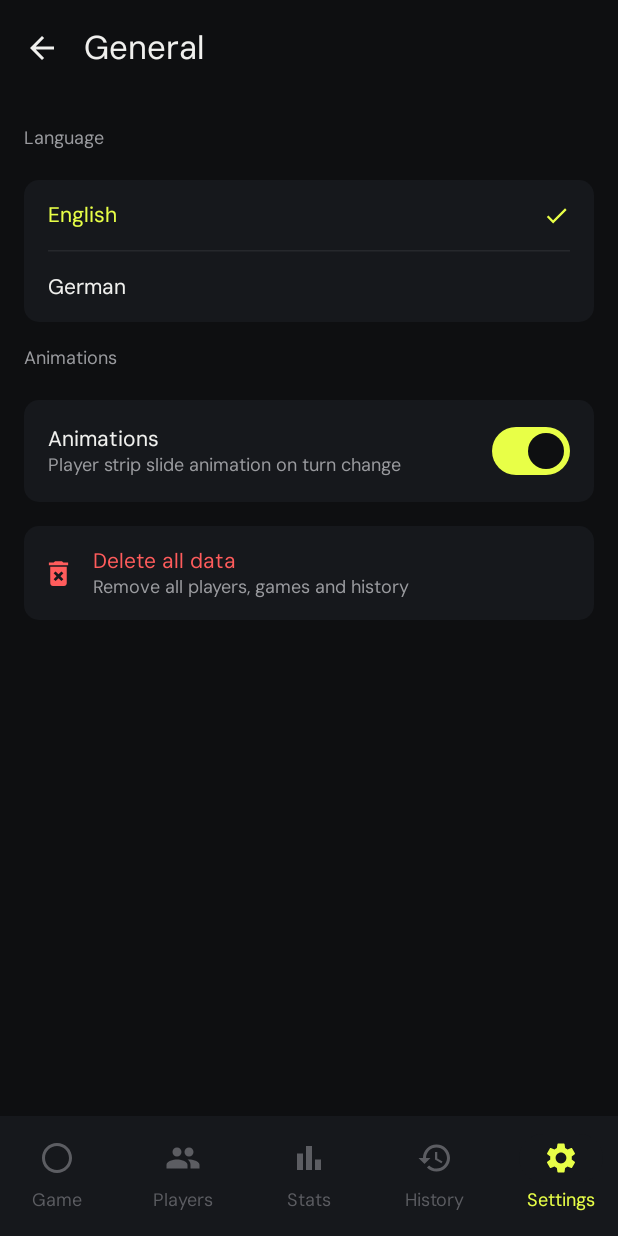
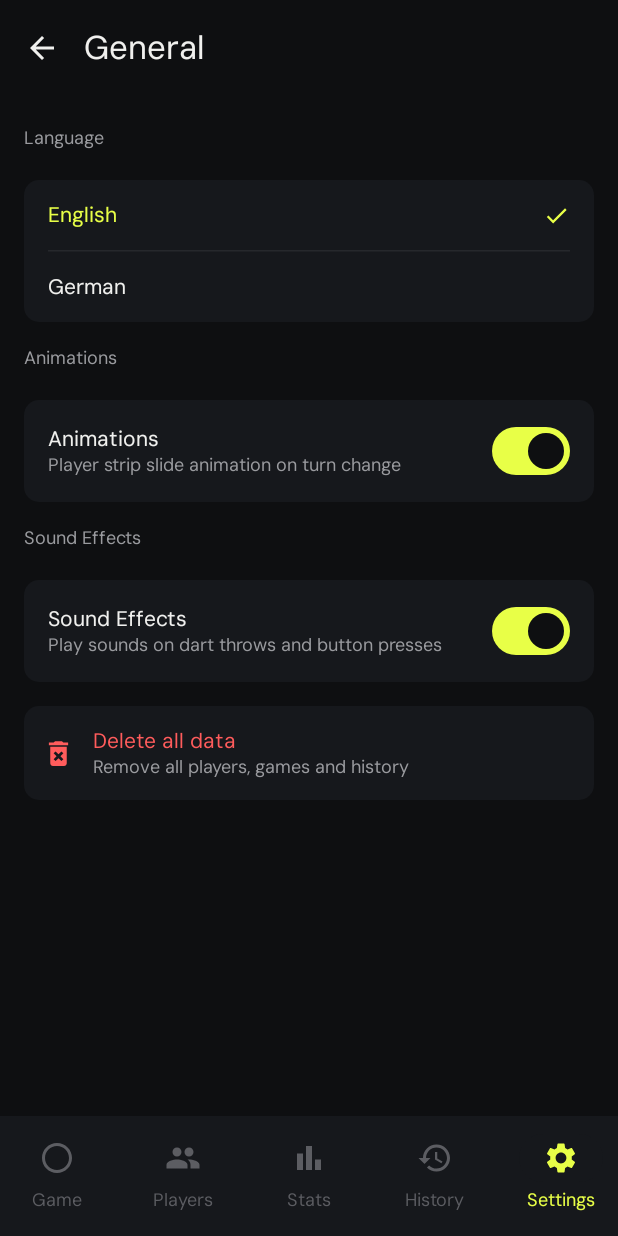
Before and after one commit to Chrausen/androiddartapp, an Android app built with Jetpack Compose: the GeneralSettingsScreen screen opened through its navigation route, on a phone screen of 412 x 824 dp. Run offline under Robolectric (Android 15) with nearby library versions, the phone set to English and light mode, and no system bars; our stand-ins replace Dagger/Hilt's generated code.

Commit message:
Fix throw sound per dart; add sound effects toggle to General Settings
- Play throw sound on every individual dart (recordDart/recordMiss)
  instead of only after a full 3-dart visit. Bust and checkout sounds
  still trigger in resolveVisit() as outcome sounds.
- Add soundEffectsMuted toggle to GeneralSettingsViewModel (loads persisted
  state on init, immediately applies to SoundEffectsService singleton).
- Add Sound Effects switch row to GeneralSettingsScreen (same style as
  Animations toggle).
- Add string resources for EN and DE.

https://claude.ai/code/session_019H5WqERm6Ydm4ajnNtesWD

```diff
--- a/app/src/main/java/com/clubdarts/ui/game/GameViewModel.kt
+++ b/app/src/main/java/com/clubdarts/ui/game/GameViewModel.kt
@@ -253,6 +253,8 @@ class GameViewModel @Inject constructor(
         val newDarts = state.currentDarts + dart
         _uiState.update { it.copy(currentDarts = newDarts, pendingMultiplier = 1) }
 
+        if (!_uiState.value.isSoundEffectsMuted) soundEffectsService.playRandomThrow()
+
         val currentState = _uiState.value
         val currentPlayer = currentState.players.getOrNull(currentState.currentPlayerIndex) ?: return
         val remaining = currentState.remainingFor(currentPlayer.id)
@@ -272,6 +274,7 @@ class GameViewModel @Inject constructor(
         val state = _uiState.value
         val newDarts = state.currentDarts + dart
         _uiState.update { it.copy(currentDarts = newDarts, pendingMultiplier = 1) }
+        if (!_uiState.value.isSoundEffectsMuted) soundEffectsService.playRandomThrow()
         if (_uiState.value.currentDarts.size >= 3) {
             resolveVisit()
         } else {
@@ -385,7 +388,7 @@ class GameViewModel @Inject constructor(
             when {
                 isCheckout -> soundEffectsService.playCheckout()
                 isBust     -> soundEffectsService.playBust()
-                else       -> soundEffectsService.playRandomThrow()
+                else       -> Unit
             }
         }
 
--- a/app/src/main/java/com/clubdarts/ui/settings/GeneralSettingsScreen.kt
+++ b/app/src/main/java/com/clubdarts/ui/settings/GeneralSettingsScreen.kt
@@ -157,6 +157,40 @@ fun GeneralSettingsScreen(
                 )
             }
 
+            Text(
+                text = stringResource(R.string.general_sound_effects_label),
+                style = MaterialTheme.typography.labelMedium,
+                color = TextSecondary,
+                modifier = Modifier.padding(bottom = 4.dp)
+            )
+
+            Row(
+                modifier = Modifier
+                    .fillMaxWidth()
+                    .background(Surface, RoundedCornerShape(10.dp))
+                    .padding(horizontal = 16.dp, vertical = 10.dp),
+                verticalAlignment = Alignment.CenterVertically,
+                horizontalArrangement = Arrangement.SpaceBetween
+            ) {
+                Column(modifier = Modifier.weight(1f)) {
+                    Text(
+                        text = stringResource(R.string.general_sound_effects_label),
+                        style = MaterialTheme.typography.bodyMedium,
+                        color = TextPrimary
+                    )
+                    Text(
+                        text = stringResource(R.string.general_sound_effects_subtitle),
+                        style = MaterialTheme.typography.bodySmall,
+                        color = TextSecondary
+                    )
+                }
+                Switch(
+                    checked = !uiState.soundEffectsMuted,
+                    onCheckedChange = { viewModel.setSoundEffectsMuted(!it) },
+                    colors = SwitchDefaults.colors(checkedThumbColor = Background, checkedTrackColor = Accent)
+                )
+            }
+
             // Delete all data
             Row(
                 modifier = Modifier
--- a/app/src/main/java/com/clubdarts/ui/settings/GeneralSettingsViewModel.kt
+++ b/app/src/main/java/com/clubdarts/ui/settings/GeneralSettingsViewModel.kt
@@ -14,6 +14,7 @@ import com.clubdarts.data.model.Throw
 import com.clubdarts.data.repository.EloRepository
 import com.clubdarts.data.repository.GameRepository
 import com.clubdarts.data.repository.SettingsRepository
+import com.clubdarts.util.SoundEffectsService
 import dagger.hilt.android.lifecycle.HiltViewModel
 import dagger.hilt.android.qualifiers.ApplicationContext
 import kotlin.random.Random
@@ -28,6 +29,7 @@ data class GeneralSettingsUiState(
     val currentLanguage: String = "en",
     val shouldRecreate: Boolean = false,
     val animationsEnabled: Boolean = true,
+    val soundEffectsMuted: Boolean = false,
     val showDeleteConfirm: Boolean = false,
     val deleteSuccess: Boolean = false,
     val isGeneratingDebugData: Boolean = false
@@ -39,7 +41,8 @@ class GeneralSettingsViewModel @Inject constructor(
     private val playerDao: PlayerDao,
     private val gameRepository: GameRepository,
     private val settingsRepository: SettingsRepository,
-    private val eloRepository: EloRepository
+    private val eloRepository: EloRepository,
+    private val soundEffectsService: SoundEffectsService
 ) : ViewModel() {
 
     private val prefs = context.getSharedPreferences(PREFS_NAME, Context.MODE_PRIVATE)
@@ -51,6 +54,13 @@ class GeneralSettingsViewModel @Inject constructor(
         )
     )
     val uiState: StateFlow<GeneralSettingsUiState> = _uiState.asStateFlow()
+
+    init {
+        viewModelScope.launch {
+            val muted = settingsRepository.getSoundEffectsMuted()
+            _uiState.update { it.copy(soundEffectsMuted = muted) }
+        }
+    }
 
     fun setLanguage(lang: String) {
         if (lang == _uiState.value.currentLanguage) return
@@ -65,6 +75,12 @@ class GeneralSettingsViewModel @Inject constructor(
     fun setAnimationsEnabled(enabled: Boolean) {
         prefs.edit().putBoolean(KEY_ANIMATIONS, enabled).apply()
         _uiState.update { it.copy(animationsEnabled = enabled) }
+    }
+
+    fun setSoundEffectsMuted(muted: Boolean) {
+        soundEffectsService.setMuted(muted)
+        _uiState.update { it.copy(soundEffectsMuted = muted) }
+        viewModelScope.launch { settingsRepository.setSoundEffectsMuted(muted) }
     }
 
     fun requestDeleteAll() {
--- a/app/src/main/res/values/strings.xml
+++ b/app/src/main/res/values/strings.xml
@@ -31,6 +31,8 @@
     <string name="language_german">German</string>
     <string name="general_animations_label">Animations</string>
     <string name="general_animations_subtitle">Player strip slide animation on turn change</string>
+    <string name="general_sound_effects_label">Sound Effects</string>
+    <string name="general_sound_effects_subtitle">Play sounds on dart throws and button presses</string>
 
     <!-- Common buttons / actions -->
     <string name="btn_delete">Delete</string>
```
Also changed, not shown: 1 other file.
